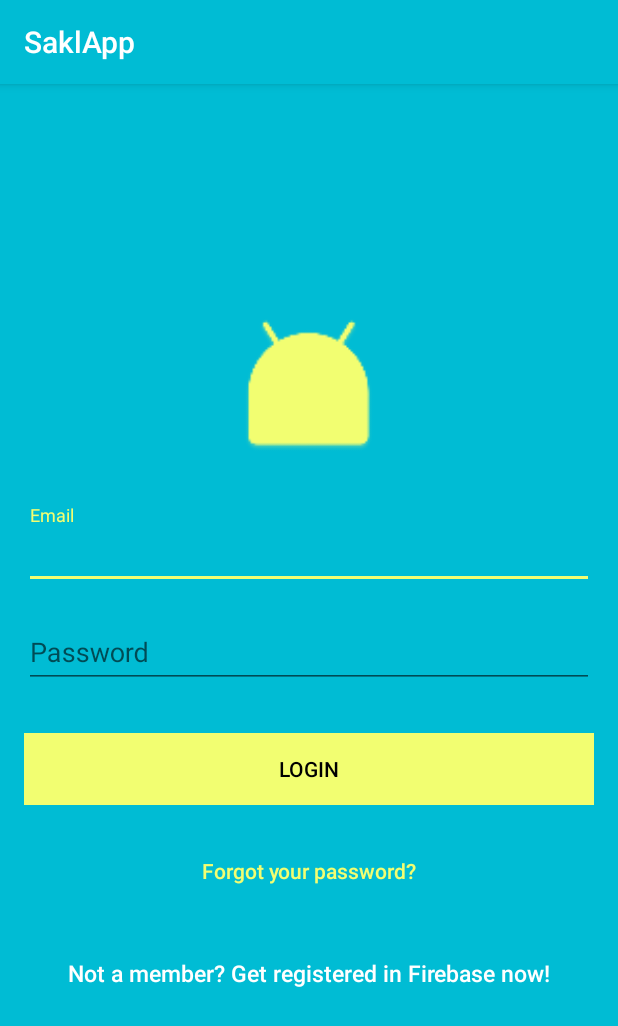
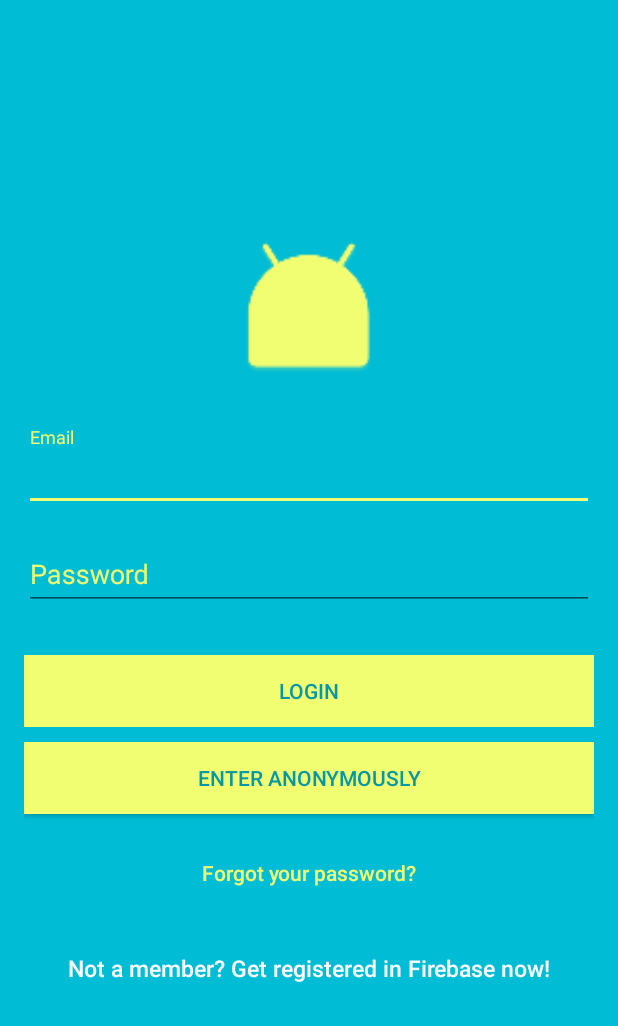
Before and after one commit to nicholaivillegas/awwwws, an Android app: the screen it shows after launch (LoginActivity), on a phone screen of 412 x 824 dp. Shown: the top 1026 px of the screen. Run offline under Robolectric (Android 15) with nearby library versions, the phone set to English and light mode, and no system bars; our stand-ins replace Firebase (no records; nobody signed in at launch, a user with empty details on screens opened directly).

```diff
--- a/app/src/main/AndroidManifest.xml
+++ b/app/src/main/AndroidManifest.xml
@@ -17,7 +17,8 @@
 
         <activity
             android:name=".LoginActivity"
-            android:label="@string/app_name">
+            android:label="@string/app_name"
+            android:theme="@style/AppTheme">
             <intent-filter>
                 <action android:name="android.intent.action.MAIN" />
 
--- a/app/src/main/res/drawable/button_selector.xml
+++ b/app/src/main/res/drawable/button_selector.xml
@@ -1,5 +1,5 @@
 <?xml version="1.0" encoding="utf-8"?>
 <selector xmlns:android="http://schemas.android.com/apk/res/android">
-    <item android:drawable="@color/colorPrimary" android:state_pressed="true" />
+    <item android:drawable="@color/colorPrimary" android:state_pressed="true"  />
     <item android:drawable="@color/colorAccent" />
 </selector>
--- a/app/src/main/res/layout/activity_login.xml
+++ b/app/src/main/res/layout/activity_login.xml
@@ -27,7 +27,8 @@
         <android.support.design.widget.TextInputLayout
             android:id="@+id/til_email"
             android:layout_width="match_parent"
-            android:layout_height="wrap_content">
+            android:layout_height="wrap_content"
+            android:textColorHint="@color/colorAccent">
 
             <EditText
                 android:id="@+id/edit_email"
@@ -43,7 +44,8 @@
         <android.support.design.widget.TextInputLayout
             android:id="@+id/til_password"
             android:layout_width="match_parent"
-            android:layout_height="wrap_content">
+            android:layout_height="wrap_content"
+            android:textColorHint="@color/colorAccent">
 
             <EditText
                 android:id="@+id/edit_password"
@@ -66,13 +68,23 @@
             android:background="@drawable/button_selector"
             android:enabled="false"
             android:text="@string/btn_login"
-            android:textColor="@android:color/black" />
+            android:textColor="@color/colorPrimaryDark" />
+
+        <Button
+            android:id="@+id/btn_anon"
+            android:layout_width="fill_parent"
+            android:layout_height="wrap_content"
+            android:layout_marginTop="10dp"
+            android:background="@drawable/button_selector"
+            android:enabled="true"
+            android:text="@string/btn_anon"
+            android:textColor="@color/colorPrimaryDark" />
 
         <Button
             android:id="@+id/btn_reset_password"
             android:layout_width="fill_parent"
             android:layout_height="wrap_content"
-            android:layout_marginTop="20dip"
+            android:layout_marginTop="15dip"
             android:background="@null"
             android:text="@string/btn_forgot_password"
             android:textAllCaps="false"
@@ -84,7 +96,7 @@
             android:id="@+id/btn_signup"
             android:layout_width="fill_parent"
             android:layout_height="wrap_content"
-            android:layout_marginTop="20dip"
+            android:layout_marginTop="15dip"
             android:background="@null"
             android:text="@string/btn_link_to_register"
             android:textAllCaps="false"
--- a/app/src/main/res/values/strings.xml
+++ b/app/src/main/res/values/strings.xml
@@ -17,6 +17,7 @@
     <string name="hint_password">Password</string>
     <string name="hint_name">Fullname</string>
     <string name="btn_login">LOGIN</string>
+    <string name="btn_anon">ENTER ANONYMOUSLY</string>
     <string name="btn_link_to_register">Not a member? Get registered in Firebase now!</string>
     <string name="btn_link_to_login">Already registered. Login Me!</string>
     <string name="title_activity_reset_password">ResetPasswordActivity</string>
--- a/app/src/main/res/values/styles.xml
+++ b/app/src/main/res/values/styles.xml
@@ -1,7 +1,7 @@
 <resources>
 
     <!-- Base application theme. -->
-    <style name="AppTheme" parent="Theme.AppCompat.Light.DarkActionBar">
+    <style name="AppTheme" parent="Theme.AppCompat.Light.NoActionBar">
         <!-- Customize your theme here. -->
         <item name="colorPrimary">@color/colorPrimary</item>
         <item name="colorPrimaryDark">@color/colorPrimaryDark</item>
```
Also changed, not shown: app/src/main/java/com/saklapp/nico/saklapp/LoginActivity.java (+20 -28 lines), app/src/main/java/com/saklapp/nico/saklapp/MainActivity.java (+10 -0 lines).
